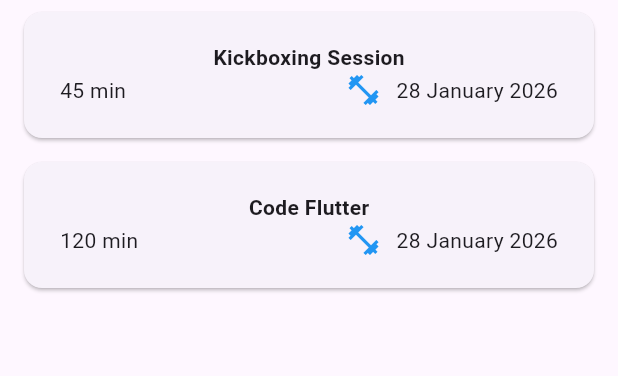
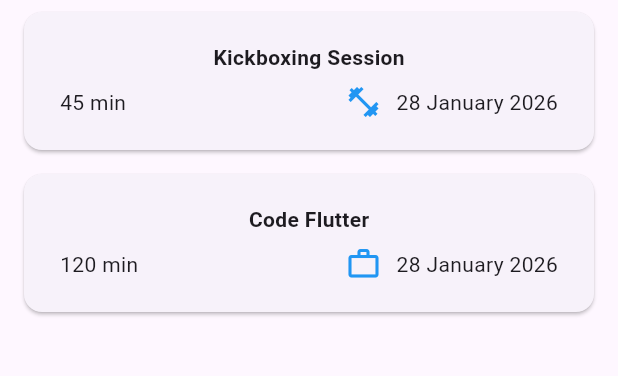
Before and after one commit to omarelmat/training-day-planner, a Flutter app: the screen it shows after launch, on a phone screen of 412 x 824 dp, the part 84-460 px from its top. Run offline on Flutter 3.47's test engine with Material 3 defaults, Android fonts, the phone set to English and light mode, and no system bars; our stand-ins replace flutter_local_notifications, image_picker; Roboto replaces fonts that are missing (OpenSans).

```diff
--- a/lib/model/task.dart
+++ b/lib/model/task.dart
@@ -5,14 +5,17 @@ import 'package:uuid/uuid.dart';
 const uuid = Uuid();
 final formatter = DateFormat('dd MMMM yyyy');
 
-enum TaskCategory { training, work, personal, meal, fitness }
+enum TaskCategory { work, personal, fitness, training, meal }
 
 const Map<TaskCategory, IconData> categoryIcons = {
-  TaskCategory.training: Icons.fitness_center,
-  TaskCategory.work: Icons.code,
-  TaskCategory.personal: Icons.person,
-  TaskCategory.meal: Icons.restaurant,
+  TaskCategory.work: Icons.work_outline,         // Briefcase for work
+  TaskCategory.personal: Icons.person_outline,   // Person for personal
+  TaskCategory.fitness: Icons.fitness_center,    // Dumbbell for fitness
+  TaskCategory.training: Icons.sports_gymnastics, // Gymnastics for training
+  TaskCategory.meal: Icons.restaurant_menu,      // Restaurant for meal
 };
+
+
 
 
 class Task {
--- a/lib/widgets/new_task.dart
+++ b/lib/widgets/new_task.dart
@@ -1,7 +1,9 @@
 import 'package:training_day_planner/model/task.dart';
+import 'package:intl/intl.dart';  // ← ADD THIS for formatter
 import 'package:flutter/material.dart';
 import 'package:image_picker/image_picker.dart';
 import 'package:training_day_planner/notification_helper.dart';
+
 
 
 
--- a/lib/widgets/task_item.dart
+++ b/lib/widgets/task_item.dart
@@ -1,6 +1,5 @@
 import 'package:training_day_planner/model/task.dart';
 import 'package:flutter/material.dart';
-import 'dart:io';
 
 class TaskItem extends StatelessWidget {
   final Task task;
@@ -8,32 +7,20 @@ class TaskItem extends StatelessWidget {
   const TaskItem({super.key, required this.task});
 
   @override
-Widget build(BuildContext context) {
-  return Semantics(
-    label: 'Task: ${task.title} - ${task.duration.toStringAsFixed(0)} minutes on ${task.formattedDate}',
-    hint: 'Double tap to view details',
-    child: Card(
+  Widget build(Object context) {
+    return Card(
       margin: EdgeInsets.symmetric(horizontal: 16, vertical: 8),
       child: Padding(
         padding: const EdgeInsets.symmetric(horizontal: 24, vertical: 20),
         child: Column(
           children: [
             Text(task.title, style: TextStyle(fontWeight: FontWeight.bold)),
+            SizedBox(height: 8),
             Row(
               children: [
                 Text("${task.duration.toStringAsFixed(0)} min"),
-                if (task.photoPath != null)
-                ClipRRect(
-                  borderRadius: BorderRadius.circular(4),
-                  child: Image.file(
-                    File(task.photoPath!),
-                    width: 40,
-                    height: 40,
-                    fit: BoxFit.cover,
-                  ),
-                ),
                 Spacer(),
-                Icon(Icons.fitness_center, color: Colors.blue),
+                Icon(categoryIcons[task.category], color: Colors.blue),  // ← This line uses categoryIcons
                 SizedBox(width: 10),
                 Text(task.formattedDate),
               ],
@@ -41,7 +28,6 @@ Widget build(BuildContext context) {
           ],
         ),
       ),
-    ),
-  );
- }
+    );
+  }
 }
```
Also changed, not shown: pubspec.yaml (+7 -0 lines), pubspec.lock.
